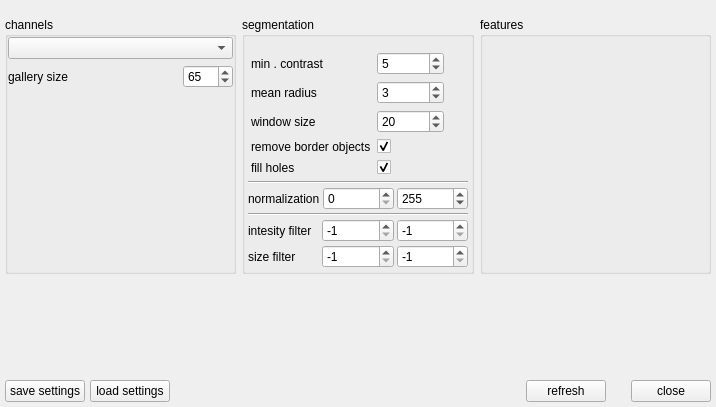
First picture: the form in af/gui/segmentationdlg.ui, repository manerotoni/afw, before the edit.
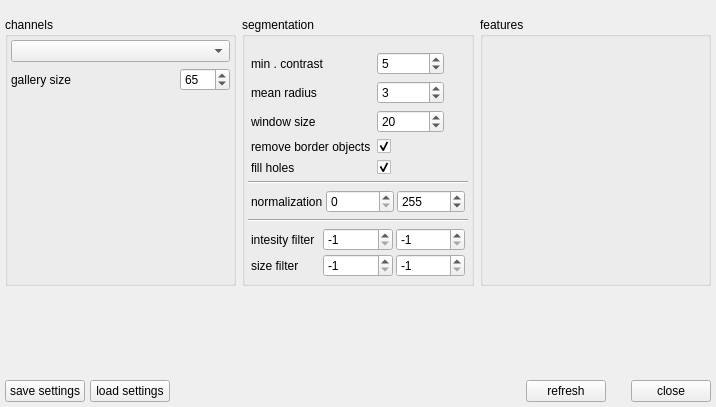
Second picture: the form after the edit. Custom widgets are drawn as their Qt base class.

The edit to the form file:
```diff
--- a/af/gui/segmentationdlg.ui
+++ b/af/gui/segmentationdlg.ui
@@ -180,6 +180,9 @@
         </item>
         <item>
          <layout class="QGridLayout" name="normBox">
+          <property name="margin">
+           <number>3</number>
+          </property>
           <item row="0" column="1">
            <widget class="QSpinBox" name="normMin">
             <property name="maximum">
@@ -215,6 +218,9 @@
         </item>
         <item>
          <layout class="QGridLayout" name="filterBox">
+          <property name="margin">
+           <number>3</number>
+          </property>
           <item row="1" column="2">
            <widget class="QSpinBox" name="sizeMax">
             <property name="toolTip">
@@ -324,10 +330,10 @@
        </property>
        <layout class="QVBoxLayout" name="verticalLayout_2">
         <property name="spacing">
-         <number>-1</number>
+         <number>6</number>
         </property>
         <property name="margin">
-         <number>0</number>
+         <number>3</number>
         </property>
         <item>
          <widget class="QComboBox" name="pchannel">
```
